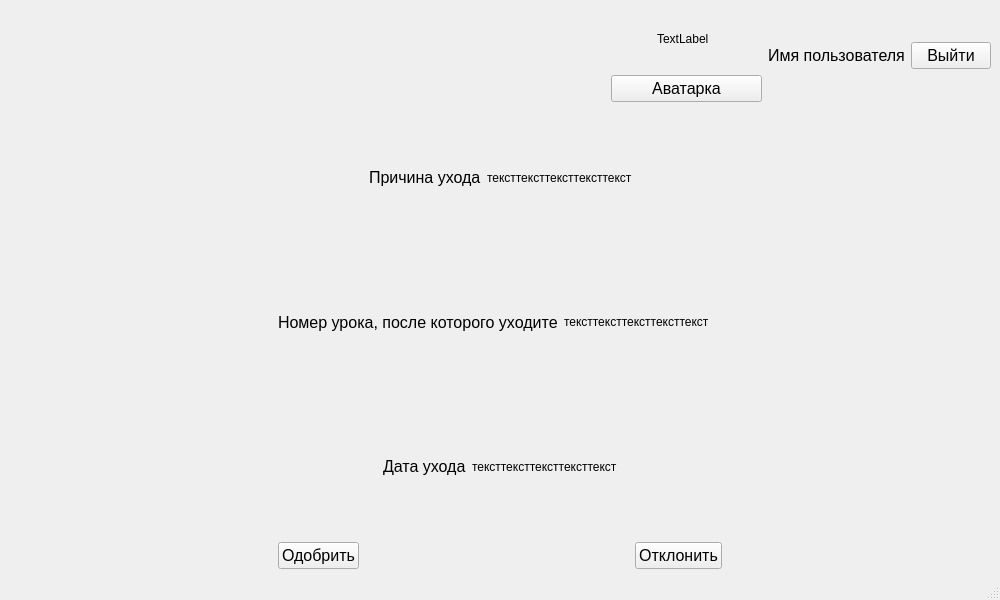
First picture: the form in YandexProject1/teacher_application_new.ui, repository JKarak/app-for-applications, before the edit.
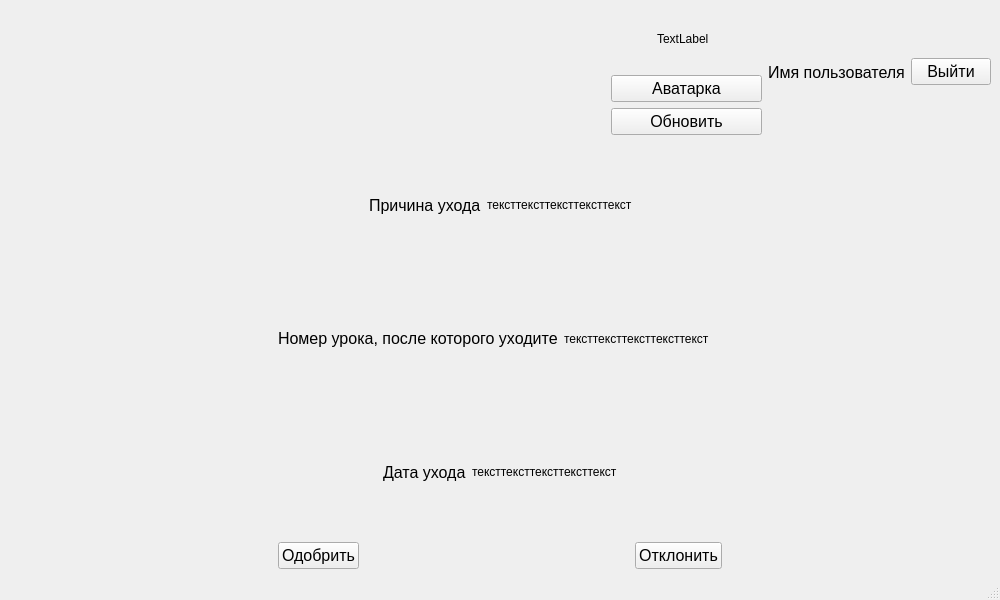
Second picture: the form after the edit.

Patch:
```diff
--- a/YandexProject1/teacher_application_new.ui
+++ b/YandexProject1/teacher_application_new.ui
@@ -143,6 +143,18 @@
             </property>
            </widget>
           </item>
+          <item>
+           <widget class="QPushButton" name="pushButton">
+            <property name="font">
+             <font>
+              <pointsize>12</pointsize>
+             </font>
+            </property>
+            <property name="text">
+             <string>Обновить</string>
+            </property>
+           </widget>
+          </item>
          </layout>
         </item>
         <item>
```
